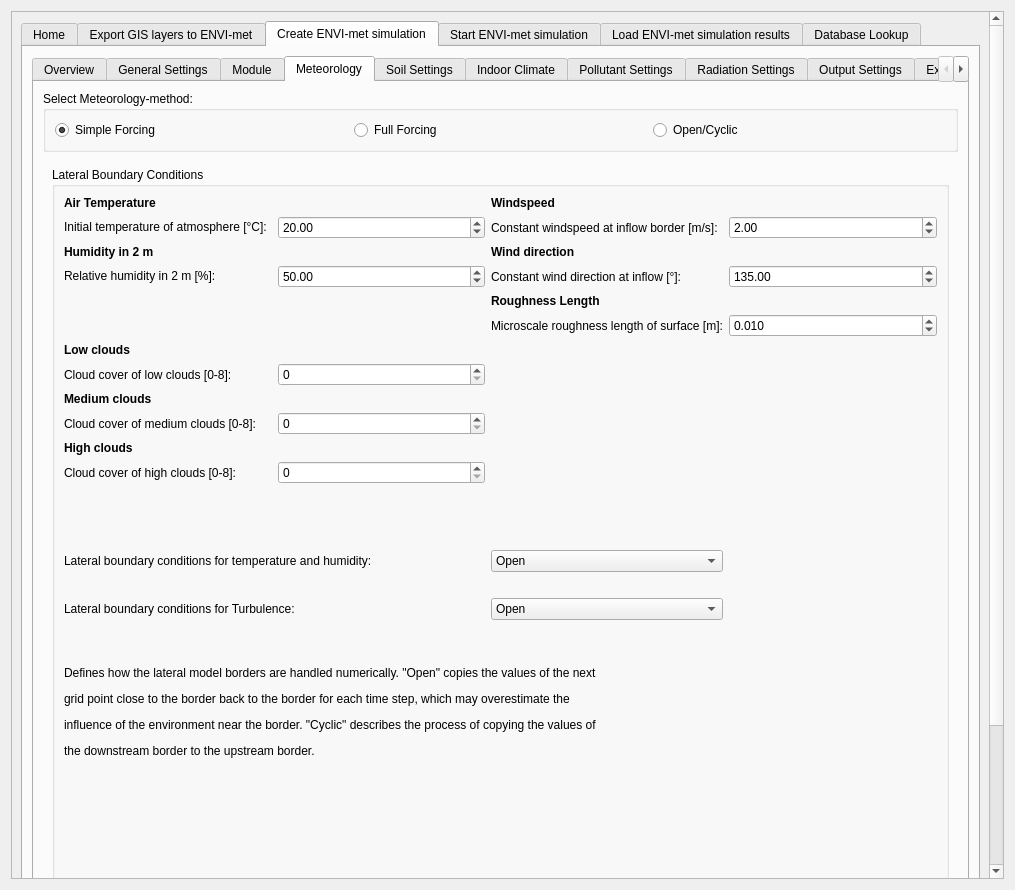
This is geodata2ENVImet_dialog_base.ui in One-Click-LCA/geodata2ENVI-met as Qt 5 draws it before an edit. The edited form follows.
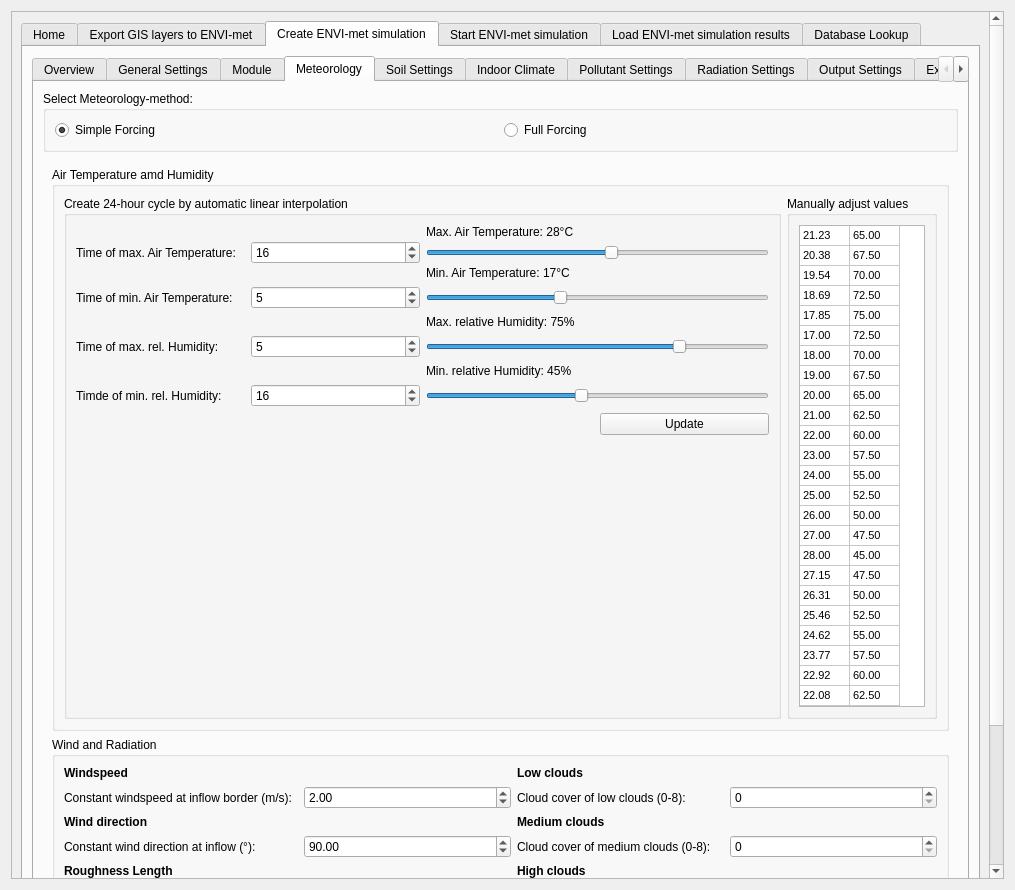
This is the edited form. The open tabs and pages were chosen to show the change. Icons and pictures are not drawn. Custom widgets are drawn as their Qt base class.

Commit message: Load ENVI-met 6 databases; drop open/cyclic and the NetCDF switch

What changed in the file:
```diff
--- a/geodata2ENVImet_dialog_base.ui
+++ b/geodata2ENVImet_dialog_base.ui
@@ -3780,13 +3780,6 @@
                       </property>
                      </widget>
                     </item>
-                    <item>
-                     <widget class="QRadioButton" name="rb_other">
-                      <property name="text">
-                       <string>Open/Cyclic</string>
-                      </property>
-                     </widget>
-                    </item>
                    </layout>
                   </item>
                  </layout>
@@ -3841,7 +3834,7 @@
                          <double>20.000000000000000</double>
                         </property>
                         <property name="value">
-                         <double>1.500000000000000</double>
+                         <double>2.000000000000000</double>
                         </property>
                        </widget>
                       </item>
@@ -3895,7 +3888,7 @@
                          <double>3600.000000000000000</double>
                         </property>
                         <property name="value">
-                         <double>270.000000000000000</double>
+                         <double>90.000000000000000</double>
                         </property>
                        </widget>
                       </item>
@@ -5347,375 +5340,6 @@
                    </item>
                   </layout>
                  </widget>
-                 <widget class="QWidget" name="page_open">
-                  <layout class="QGridLayout" name="gridLayout_18">
-                   <item row="0" column="0">
-                    <widget class="QGroupBox" name="gb_openBC">
-                     <property name="title">
-                      <string>Lateral Boundary Conditions</string>
-                     </property>
-                     <layout class="QGridLayout" name="gridLayout_23">
-                      <item row="0" column="0">
-                       <widget class="QLabel" name="label_66">
-                        <property name="text">
-                         <string>&lt;html&gt;&lt;head/&gt;&lt;body&gt;&lt;p&gt;&lt;span style=&quot; font-weight:600;&quot;&gt;Air Temperature&lt;/span&gt;&lt;/p&gt;&lt;/body&gt;&lt;/html&gt;</string>
-                        </property>
-                       </widget>
-                      </item>
-                      <item row="19" column="0" colspan="2">
-                       <spacer name="horizontalSpacer_16">
-                        <property name="orientation">
-                         <enum>Qt::Horizontal</enum>
-                        </property>
-                        <property name="sizeHint" stdset="0">
-                         <size>
-                          <width>40</width>
-                          <height>20</height>
-                         </size>
-                        </property>
-                       </spacer>
-                      </item>
-                      <item row="7" column="0">
-                       <widget class="QLabel" name="label_73">
-                        <property name="text">
-                         <string>Cloud cover of low clouds [0-8]:</string>
-                        </property>
-                       </widget>
-                      </item>
-                      <item row="3" column="0">
-                       <widget class="QLabel" name="label_69">
-                        <property name="text">
-                         <string>&lt;html&gt;&lt;head/&gt;&lt;body&gt;&lt;p&gt;Relative humidity in 2 m [%]:&lt;/p&gt;&lt;/body&gt;&lt;/html&gt;</string>
-                        </property>
-                       </widget>
-                      </item>
-                      <item row="9" column="1">
-                       <widget class="QSpinBox" name="sb_otherMediumclouds">
-                        <property name="locale">
-                         <locale language="English" country="UnitedStates"/>
-                        </property>
-                        <property name="maximum">
-                         <number>8</number>
-                        </property>
-                       </widget>
-                      </item>
-                      <item row="1" column="2">
-                       <widget class="QLabel" name="label_85">
-                        <property name="text">
-                         <string>Constant windspeed at inflow border [m/s]:</string>
-                        </property>
-                       </widget>
-                      </item>
-                      <item row="9" column="0">
-                       <widget class="QLabel" name="label_75">
-                        <property name="text">
-                         <string>Cloud cover of medium clouds [0-8]:</string>
-                        </property>
-                       </widget>
-                      </item>
-                      <item row="4" column="2">
-                       <widget class="QLabel" name="label_82">
-                        <property name="text">
-                         <string>&lt;html&gt;&lt;head/&gt;&lt;body&gt;&lt;p&gt;&lt;span style=&quot; font-weight:600;&quot;&gt;Roughness Length&lt;/span&gt;&lt;/p&gt;&lt;/body&gt;&lt;/html&gt;</string>
-                        </property>
-                       </widget>
-                      </item>
-                      <item row="7" column="1">
-                       <widget class="QSpinBox" name="sb_otherLowclouds">
-                        <property name="locale">
-                         <locale language="English" country="UnitedStates"/>
-                        </property>
-                        <property name="maximum">
-                         <number>8</number>
-                        </property>
-                       </widget>
-                      </item>
-                      <item row="17" column="0" colspan="2">
-                       <spacer name="horizontalSpacer_7">
-                        <property name="orientation">
-                         <enum>Qt::Horizontal</enum>
-                        </property>
-                        <property name="sizeHint" stdset="0">
-                         <size>
-                          <width>40</width>
-                          <height>20</height>
-                         </size>
-                        </property>
-                       </spacer>
-                      </item>
-                      <item row="2" column="2">
-                       <widget class="QLabel" name="label_80">
-                        <property name="text">
-                         <string>&lt;html&gt;&lt;head/&gt;&lt;body&gt;&lt;p&gt;&lt;span style=&quot; font-weight:600;&quot;&gt;Wind direction&lt;/span&gt;&lt;/p&gt;&lt;/body&gt;&lt;/html&gt;</string>
-                        </property>
-                       </widget>
-                      </item>
-                      <item row="20" column="0" colspan="2">
-                       <spacer name="horizontalSpacer_8">
-                        <property name="orientation">
-                         <enum>Qt::Horizontal</enum>
-                        </property>
-                        <property name="sizeHint" stdset="0">
-                         <size>
-                          <width>40</width>
-                          <height>20</height>
-                         </size>
-                        </property>
-                       </spacer>
-                      </item>
-                      <item row="5" column="3">
-                       <widget class="QDoubleSpinBox" name="sb_otherRlength">
-                        <property name="locale">
-                         <locale language="English" country="UnitedStates"/>
-                        </property>
-                        <property name="decimals">
-                         <number>3</number>
-                        </property>
-                        <property name="maximum">
-                         <double>1.000000000000000</double>
-                        </property>
-                        <property name="singleStep">
-                         <double>0.001000000000000</double>
-                        </property>
-                        <property name="value">
-                         <double>0.010000000000000</double>
-                        </property>
-                       </widget>
-                      </item>
-                      <item row="1" column="3">
-                       <widget class="QDoubleSpinBox" name="sb_otherWS">
-                        <property name="locale">
-                         <locale language="English" country="UnitedStates"/>
-                        </property>
-                        <property name="maximum">
-                         <double>20.000000000000000</double>
-                        </property>
-                        <property name="value">
-                         <double>2.000000000000000</double>
-                        </property>
-                       </widget>
-                      </item>
-                      <item row="18" column="0" colspan="2">
-                       <widget class="QLabel" name="label_79">
-                        <property name="text">
-                         <string>Lateral boundary conditions for Turbulence:</string>
-                        </property>
-                       </widget>
-                      </item>
-                      <item row="5" column="2">
-                       <widget class="QLabel" name="label_83">
-                        <property name="text">
-                         <string>Microscale roughness length of surface [m]:</string>
-                        </property>
-                       </widget>
-                      </item>
-                      <item row="11" column="1">
-                       <widget class="QSpinBox" name="sb_otherHighclouds">
-                        <property name="locale">
-                         <locale language="English" country="UnitedStates"/>
-                        </property>
-                        <property name="maximum">
-                         <number>8</number>
-                        </property>
-                       </widget>
-                      </item>
-                      <item row="2" column="0">
-                       <widget class="QLabel" name="label_68">
-                        <property name="text">
-                         <string>&lt;html&gt;&lt;head/&gt;&lt;body&gt;&lt;p&gt;&lt;span style=&quot; font-weight:600;&quot;&gt;Humidity in 2 m&lt;/span&gt;&lt;/p&gt;&lt;/body&gt;&lt;/html&gt;</string>
-                        </property>
-                       </widget>
-                      </item>
-                      <item row="3" column="3">
-                       <widget class="QDoubleSpinBox" name="sb_otherWdir">
-                        <property name="locale">
-                         <locale language="English" country="UnitedStates"/>
-                        </property>
-                        <property name="maximum">
-                         <double>360.000000000000000</double>
-                        </property>
-                        <property name="value">
-                         <double>135.000000000000000</double>
-                        </property>
-                       </widget>
-                      </item>
-                      <item row="1" column="0">
-                       <widget class="QLabel" name="label_67">
-                        <property name="text">
-                         <string>&lt;html&gt;&lt;head/&gt;&lt;body&gt;&lt;p&gt;Initial temperature of atmosphere [°C]:&lt;/p&gt;&lt;/body&gt;&lt;/html&gt;</string>
-                        </property>
-                       </widget>
-                      </item>
-                      <item row="13" column="0" colspan="2">
-                       <spacer name="horizontalSpacer_14">
-                        <property name="orientation">
-                         <enum>Qt::Horizontal</enum>
-                        </property>
-                        <property name="sizeHint" stdset="0">
-                         <size>
-                          <width>40</width>
-                          <height>20</height>
-                         </size>
-                        </property>
-                       </spacer>
-                      </item>
-                      <item row="3" column="2">
-                       <widget class="QLabel" name="label_81">
-                        <property name="text">
-                         <string>Constant wind direction at inflow [°]:</string>
-                        </property>
-                       </widget>
-                      </item>
-                      <item row="11" column="0">
-                       <widget class="QLabel" name="label_77">
-                        <property name="text">
-                         <string>Cloud cover of high clouds [0-8]:</string>
-                        </property>
-                       </widget>
-                      </item>
-                      <item row="0" column="2">
-                       <widget class="QLabel" name="label_84">
-                        <property name="text">
-                         <string>&lt;html&gt;&lt;head/&gt;&lt;body&gt;&lt;p&gt;&lt;span style=&quot; font-weight:600;&quot;&gt;Windspeed&lt;/span&gt;&lt;/p&gt;&lt;/body&gt;&lt;/html&gt;</string>
-                        </property>
-                       </widget>
-                      </item>
-                      <item row="12" column="0" colspan="2">
-                       <spacer name="horizontalSpacer_15">
-                        <property name="orientation">
-                         <enum>Qt::Horizontal</enum>
-                        </property>
-                        <property name="sizeHint" stdset="0">
-                         <size>
-                          <width>40</width>
-                          <height>20</height>
-                         </size>
-                        </property>
-                       </spacer>
-                      </item>
-                      <item row="18" column="2">
-                       <widget class="QComboBox" name="cb_otherBCturb">
-                        <item>
-                         <property name="text">
-                          <string>Open</string>
-                         </property>
-                        </item>
-                        <item>
-                         <property name="text">
-                          <string>Cyclic</string>
-                         </property>
-                        </item>
-                       </widget>
-                      </item>
-                      <item row="16" column="2">
-                       <widget class="QComboBox" name="cb_otherBChumT">
-                        <item>
-                         <property name="text">
-                          <string>Open</string>
-                         </property>
-                        </item>
-                        <item>
-                         <property name="text">
-                          <string>Cyclic</string>
-                         </property>
-                        </item>
-                       </widget>
-                      </item>
-                      <item row="6" column="0">
-                       <widget class="QLabel" name="label_72">
-                        <property name="text">
-                         <string>&lt;html&gt;&lt;head/&gt;&lt;body&gt;&lt;p&gt;&lt;span style=&quot; font-weight:600;&quot;&gt;Low clouds&lt;/span&gt;&lt;/p&gt;&lt;/body&gt;&lt;/html&gt;</string>
-                        </property>
-                       </widget>
-                      </item>
-                      <item row="16" column="0" colspan="2">
-                       <widget class="QLabel" name="label_78">
-                        <property name="text">
-                         <string>&lt;html&gt;&lt;head/&gt;&lt;body&gt;&lt;p&gt;Lateral boundary conditions for temperature and humidity:&lt;/p&gt;&lt;/body&gt;&lt;/html&gt;</string>
-                        </property>
-                       </widget>
-                      </item>
-                      <item row="14" column="0" colspan="2">
-                       <spacer name="horizontalSpacer_13">
-                        <property name="orientation">
-                         <enum>Qt::Horizontal</enum>
-                        </property>
-                        <property name="sizeHint" stdset="0">
-                         <size>
-                          <width>40</width>
-                          <height>20</height>
-                         </size>
-                        </property>
-                       </spacer>
-                      </item>
-                      <item row="10" column="0">
-                       <widget class="QLabel" name="label_76">
-                        <property name="text">
-                         <string>&lt;html&gt;&lt;head/&gt;&lt;body&gt;&lt;p&gt;&lt;span style=&quot; font-weight:600;&quot;&gt;High clouds&lt;/span&gt;&lt;/p&gt;&lt;/body&gt;&lt;/html&gt;</string>
-                        </property>
-                       </widget>
-                      </item>
-                      <item row="1" column="1">
-                       <widget class="QDoubleSpinBox" name="sb_otherAirT">
-                        <property name="locale">
-                         <locale language="English" country="UnitedStates"/>
-                        </property>
-                        <property name="minimum">
-                         <double>-10.000000000000000</double>
-                        </property>
-                        <property name="maximum">
-                         <double>50.000000000000000</double>
-                        </property>
-                        <property name="value">
-                         <double>20.000000000000000</double>
-                        </property>
-                       </widget>
-                      </item>
-                      <item row="8" column="0">
-                       <widget class="QLabel" name="label_74">
-                        <property name="text">
-                         <string>&lt;html&gt;&lt;head/&gt;&lt;body&gt;&lt;p&gt;&lt;span style=&quot; font-weight:600;&quot;&gt;Medium clouds&lt;/span&gt;&lt;/p&gt;&lt;/body&gt;&lt;/html&gt;</string>
-                        </property>
-                       </widget>
-                      </item>
-                      <item row="3" column="1">
-                       <widget class="QDoubleSpinBox" name="sb_otherHum">
-                        <property name="locale">
-                         <locale language="English" country="UnitedStates"/>
-                        </property>
-                        <property name="maximum">
-                         <double>100.000000000000000</double>
-                        </property>
-                        <property name="value">
-                         <double>50.000000000000000</double>
-                        </property>
-                       </widget>
-                      </item>
-                      <item row="21" column="0" colspan="3">
-                       <widget class="QLabel" name="label_86">
-                        <property name="text">
-                         <string>&lt;html&gt;&lt;head/&gt;&lt;body&gt;&lt;p&gt;Defines how the lateral model borders are handled numerically. &amp;quot;Open&amp;quot; copies the values of the next&lt;/p&gt;&lt;p&gt;grid point close to the border back to the border for each time step, which may overestimate the&lt;/p&gt;&lt;p&gt;influence of the environment near the border. &amp;quot;Cyclic&amp;quot; describes the process of copying the values of&lt;/p&gt;&lt;p&gt;the downstream border to the upstream border.&lt;/p&gt;&lt;/body&gt;&lt;/html&gt;</string>
-                        </property>
-                       </widget>
-                      </item>
-                      <item row="22" column="0">
-                       <spacer name="verticalSpacer_15">
-                        <property name="orientation">
-                         <enum>Qt::Vertical</enum>
-                        </property>
-                        <property name="sizeHint" stdset="0">
-                         <size>
-                          <width>20</width>
-                          <height>40</height>
-                         </size>
-                        </property>
-                       </spacer>
-                      </item>
-                     </layout>
-                    </widget>
-                   </item>
-                  </layout>
-                 </widget>
                 </widget>
                </item>
               </layout>
```
Left out of the diff: 83 changed lines with no effect on the pictures. The commit also changes 8 other files.
